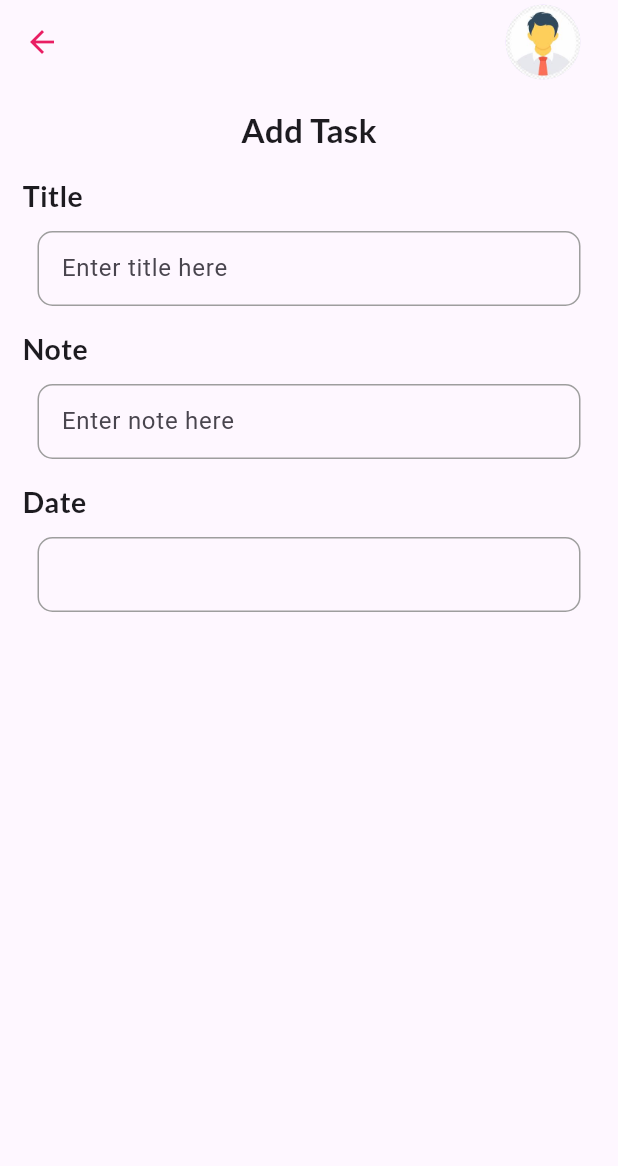
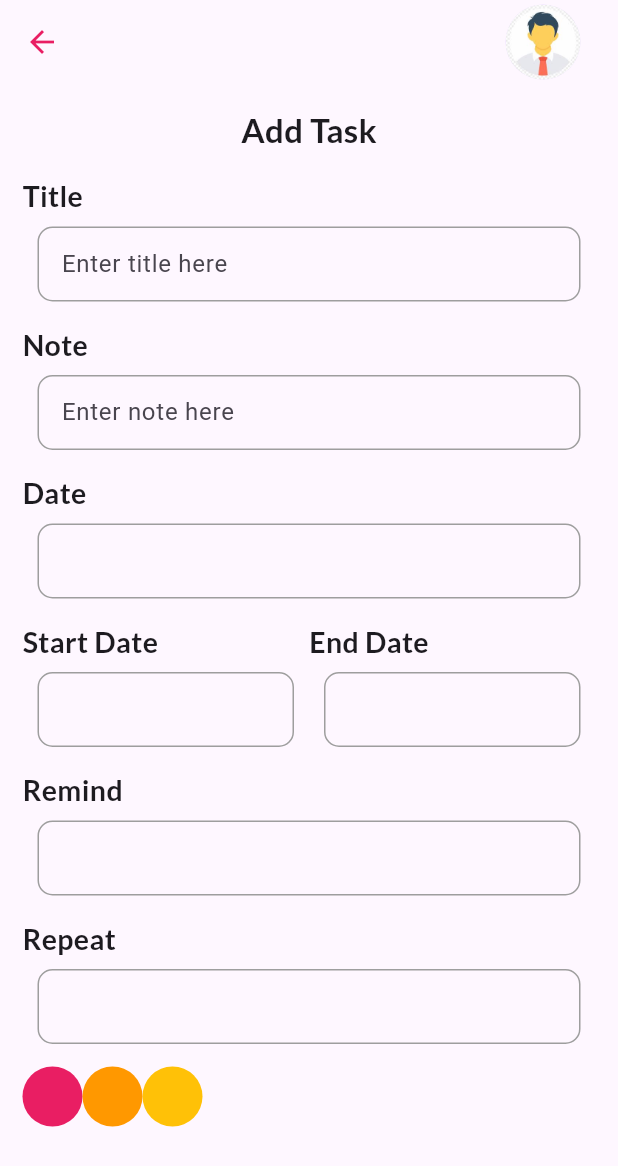
Before and after one commit to rama-alatiq/to_do_app, a Flutter app: the screen it shows after launch, on a phone screen of 412 x 824 dp. Shown: the top 1166 px of the screen. Run offline on Flutter 3.47's test engine with Material 3 defaults, Android fonts, the phone set to English and light mode, and no system bars; our stand-ins replace google_fonts.

Commit message:
update code

```diff
--- a/lib/pages/add_task_page.dart
+++ b/lib/pages/add_task_page.dart
@@ -28,19 +28,16 @@ class _AddTaskPageState extends State<AddTaskPage> {
             )
           ],
         ),
-
         body: SafeArea(
           child: Padding(
             padding: const EdgeInsets.all(15),
+            child: SingleChildScrollView(
               child: Column(
                   crossAxisAlignment: CrossAxisAlignment.start,
                   mainAxisAlignment: MainAxisAlignment.start,
                   children: [
                     Center(
-              child: Text(
-                "Add Task",
-                style: mainTitlestyle
-                ),
+                      child: Text("Add Task", style: mainTitlestyle),
                     ),
                     const SizedBox(
                       height: 15,
@@ -49,7 +46,6 @@ class _AddTaskPageState extends State<AddTaskPage> {
                       label: "Title",
                       hintText: "Enter title here",
                     ),
-
                     const InputField(
                       label: "Note",
                       hintText: "Enter note here",
@@ -58,14 +54,49 @@ class _AddTaskPageState extends State<AddTaskPage> {
                       label: "Date",
                       hintText: "",
                     ),
-
-
-
-          ]
+                    const Row(
+                      children: [
+                        Expanded(
+                          child: InputField(
+                            label: "Start Date",
+                            hintText: "",
                           ),
-
+                        ),
+                        Expanded(
+                          child: InputField(
+                            label: "End Date",
+                            hintText: "",
+                          ),
+                        ),
+                      ],
+                    ),
+                    const InputField(
+                      label: "Remind",
+                      hintText: "",
+                    ),
+                    const InputField(
+                      label: "Repeat",
+                      hintText: "",
+                    ),
+                    Row(
+                      children: [
+                        Row(
+                          children: List.generate(
+                            3,
+                            (index) => CircleAvatar(
+                              backgroundColor: index == 0
+                                  ? Colors.pink
+                                  : index == 1
+                                      ? Colors.orange
+                                      : Colors.amber,
+                            ),
                           ),
                         )
-    );
+                      ],
+                    )
+                  ]),
+            ),
+          ),
+        ));
   }
 }
--- a/lib/widgets/inputField.dart
+++ b/lib/widgets/inputField.dart
@@ -25,7 +25,7 @@ class InputField extends StatelessWidget {
                 fontSize: 19, fontWeight: FontWeight.bold),
           ),
           Container(
-            margin: const EdgeInsets.only(left: 10, right: 10, top: 10),
+            margin: const EdgeInsets.only(left: 10, right: 10, top: 7),
             decoration: BoxDecoration(
                 borderRadius: BorderRadius.circular(10),
                 border: Border.all(color: Colors.grey)),
```
Lines whose indentation alone changed are shown as unchanged.
